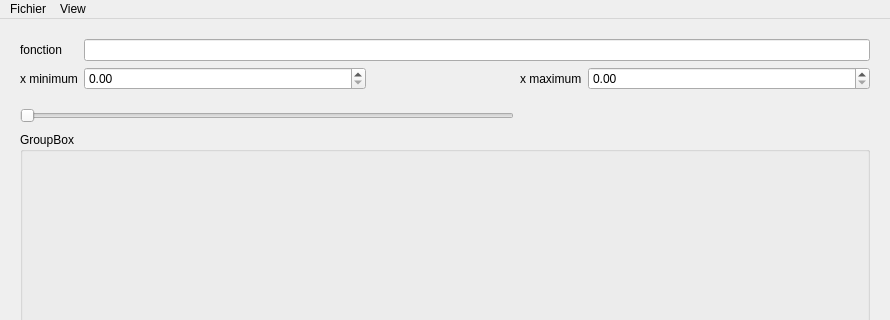
First picture: the form in ui/FonctionMainWindow.ui, repository MadoxT-M/TP2_MadoxTinocoMunoz, before the edit; both pictures show x 0 to 890 and y 0 to 320 of the 890 by 666 pixel window.
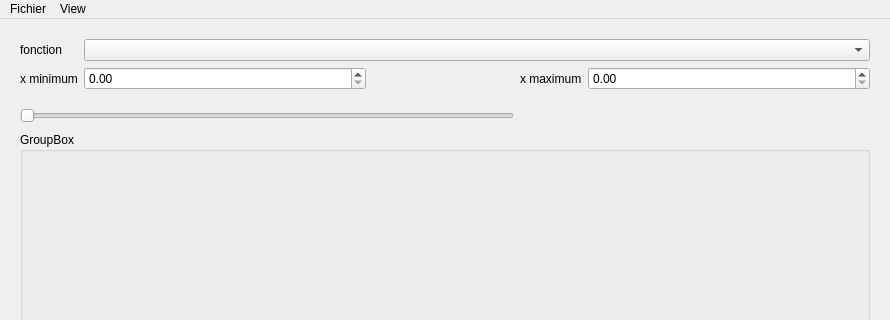
Second picture: the form after the edit.

Commit message: Ajout du comboBox dans le MainWindow

The edit to the form file:
```diff
--- a/ui/FonctionMainWindow.ui
+++ b/ui/FonctionMainWindow.ui
@@ -102,9 +102,6 @@
       <item row="2" column="4">
        <widget class="QDoubleSpinBox" name="xMaximumDoubleSpinBox"/>
       </item>
-      <item row="1" column="1" colspan="4">
-       <widget class="QLineEdit" name="fonctionLineEdit"/>
-      </item>
       <item row="5" column="0" colspan="5">
        <widget class="QGroupBox" name="groupBox">
         <property name="title">
@@ -144,6 +141,9 @@
         </layout>
        </widget>
       </item>
+      <item row="1" column="1" colspan="4">
+       <widget class="QComboBox" name="fonctionComboBox"/>
+      </item>
      </layout>
     </item>
    </layout>
```
